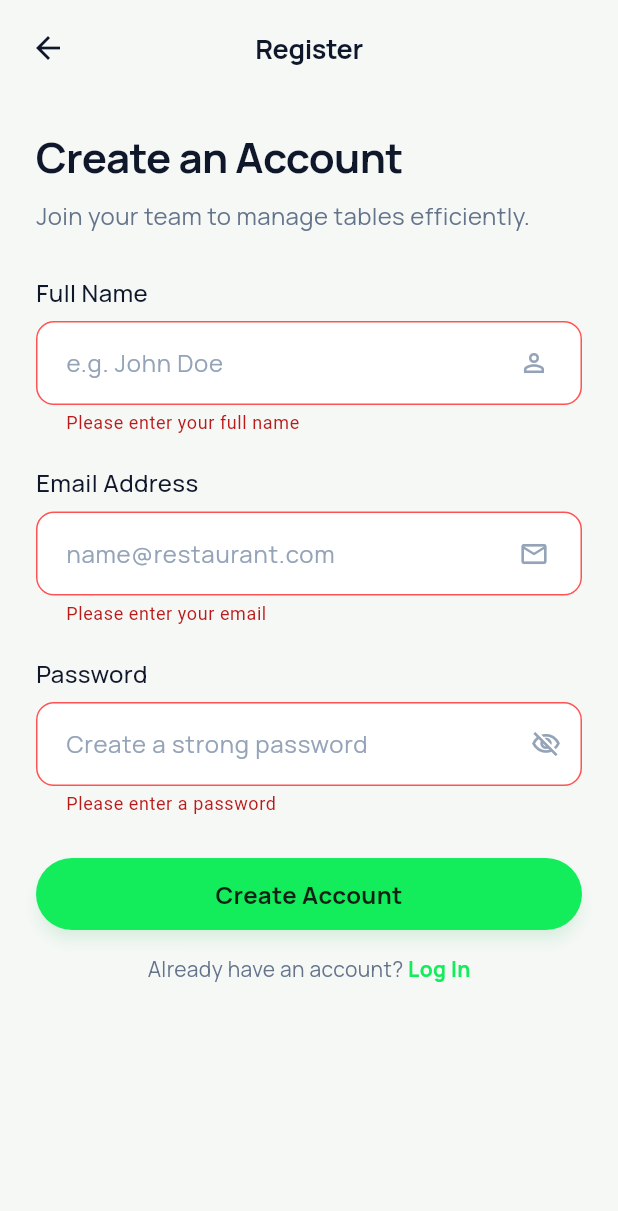
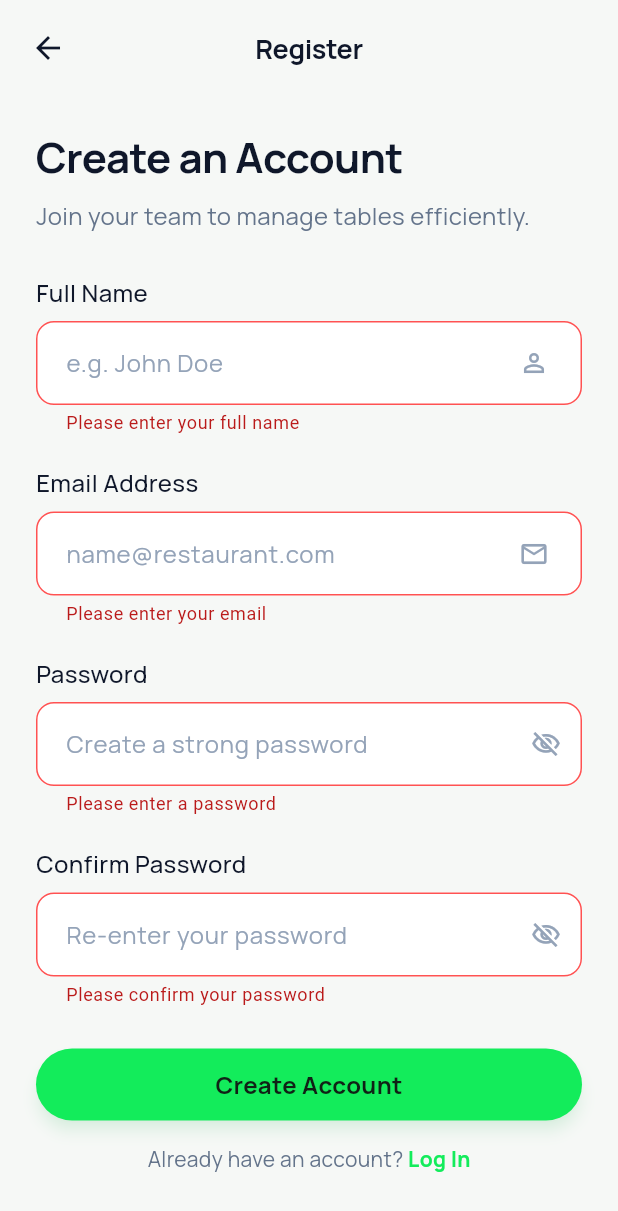
Before and after one commit to HaiLV04/prm393_booking_app, a Flutter app: the RegisterScreen screen opened directly, after a tap on "Create Account", on a phone screen of 412 x 824 dp. Shown: the top 1211 px of the screen. Run offline on Flutter 3.47's test engine with Material 3 defaults, Android fonts, the phone set to English and light mode, and no system bars; our stand-ins replace google_fonts; network calls fail.

Commit message:
bo sung them truong confirm password

```diff
--- a/lib/features/auth/presentation/screens/login_screen.dart
+++ b/lib/features/auth/presentation/screens/login_screen.dart
@@ -176,8 +176,6 @@ class _LoginScreenState extends State<LoginScreen> {
                                       MainAxisAlignment.spaceBetween,
                                   children: [
                                     _buildLabel('Password', textColor),
-
-                                    // TODO: xử lý quên mật khẩu
                                   ],
                                 ),
                                 const SizedBox(height: 6),
--- a/lib/features/auth/presentation/screens/register_screen.dart
+++ b/lib/features/auth/presentation/screens/register_screen.dart
@@ -13,7 +13,9 @@ class _RegisterScreenState extends State<RegisterScreen> {
   final _fullNameController = TextEditingController();
   final _emailController = TextEditingController();
   final _passwordController = TextEditingController();
+  final _confirmPasswordController = TextEditingController();
   bool _obscurePassword = true;
+  bool _obscureConfirmPassword = true;
 
   static const Color _primary = Color(0xFF13EC5B);
   static const Color _bgLight = Color(0xFFF6F8F6);
@@ -26,6 +28,7 @@ class _RegisterScreenState extends State<RegisterScreen> {
     _fullNameController.dispose();
     _emailController.dispose();
     _passwordController.dispose();
+    _confirmPasswordController.dispose();
     super.dispose();
   }
 
@@ -162,6 +165,35 @@ class _RegisterScreenState extends State<RegisterScreen> {
                                     }
                                     if (v.length < 6) {
                                       return 'Password must be at least 6 characters';
+                                    }
+                                    return null;
+                                  },
+                                ),
+                                const SizedBox(height: 20),
+                                _buildLabel('Confirm Password', textColor),
+                                const SizedBox(height: 8),
+                                _buildTextField(
+                                  controller: _confirmPasswordController,
+                                  hintText: 'Re-enter your password',
+                                  suffixIcon: _obscureConfirmPassword
+                                      ? Icons.visibility_off_outlined
+                                      : Icons.visibility_outlined,
+                                  onSuffixTap: () => setState(
+                                    () => _obscureConfirmPassword =
+                                        !_obscureConfirmPassword,
+                                  ),
+                                  obscureText: _obscureConfirmPassword,
+                                  inputBg: inputBg,
+                                  borderColor: borderColor,
+                                  iconColor: iconColor,
+                                  textColor: textColor,
+                                  isDark: isDark,
+                                  validator: (v) {
+                                    if (v == null || v.isEmpty) {
+                                      return 'Please confirm your password';
+                                    }
+                                    if (v != _passwordController.text) {
+                                      return 'Passwords do not match';
                                     }
                                     return null;
                                   },
```
